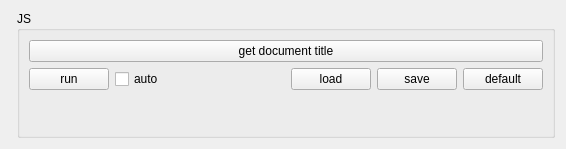
The window that Qt/mega_git_tests/Test_QWebEngineView/src/test_qwebengineview_mainbox/src/ui/test_qwebengineview_mainbox.ui (RinatB2017/mega_GIT) describes before a commit, drawn with Qt 5.
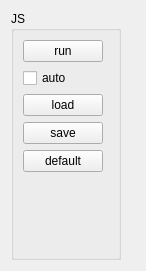
The same window after the commit. Custom widgets are drawn as their Qt base class.

```diff
--- a/Qt/mega_git_tests/Test_QWebEngineView/src/test_qwebengineview_mainbox/src/ui/test_qwebengineview_mainbox.ui
+++ b/Qt/mega_git_tests/Test_QWebEngineView/src/test_qwebengineview_mainbox/src/ui/test_qwebengineview_mainbox.ui
@@ -6,32 +6,22 @@
    <rect>
     <x>0</x>
     <y>0</y>
-    <width>566</width>
-    <height>149</height>
+    <width>146</width>
+    <height>271</height>
    </rect>
   </property>
   <property name="windowTitle">
    <string>Dialog</string>
   </property>
   <layout class="QHBoxLayout" name="horizontalLayout_2">
-   <item>
-    <widget class="MyBrowser" name="browser_widget" native="true"/>
-   </item>
    <item>
     <widget class="QGroupBox" name="groupBox_js">
      <property name="title">
       <string>JS</string>
      </property>
-     <layout class="QVBoxLayout" name="verticalLayout_2">
+     <layout class="QHBoxLayout" name="horizontalLayout">
       <item>
-       <widget class="QPushButton" name="btn_get_document_title">
-        <property name="text">
-         <string>get document title</string>
-        </property>
-       </widget>
-      </item>
-      <item>
-       <layout class="QHBoxLayout" name="horizontalLayout_3">
+       <layout class="QVBoxLayout" name="verticalLayout">
         <item>
          <widget class="QPushButton" name="btn_run_js">
           <property name="text">
@@ -46,19 +36,6 @@
           </property>
          </widget>
         </item>
-        <item>
-         <spacer name="horizontalSpacer">
-          <property name="orientation">
-           <enum>Qt::Horizontal</enum>
-          </property>
-          <property name="sizeHint" stdset="0">
-           <size>
-            <width>40</width>
-            <height>20</height>
-           </size>
-          </property>
-         </spacer>
-        </item>
         <item>
          <widget class="QPushButton" name="btn_load_js">
           <property name="text">
@@ -80,6 +57,19 @@
           </property>
          </widget>
         </item>
+        <item>
+         <spacer name="verticalSpacer">
+          <property name="orientation">
+           <enum>Qt::Vertical</enum>
+          </property>
+          <property name="sizeHint" stdset="0">
+           <size>
+            <width>20</width>
+            <height>40</height>
+           </size>
+          </property>
+         </spacer>
+        </item>
        </layout>
       </item>
       <item>
@@ -88,6 +78,9 @@
      </layout>
     </widget>
    </item>
+   <item>
+    <widget class="MyBrowser" name="browser_widget" native="true"/>
+   </item>
   </layout>
  </widget>
  <customwidgets>
```
Left out of the diff: 8 changed lines with no effect on the pictures.
